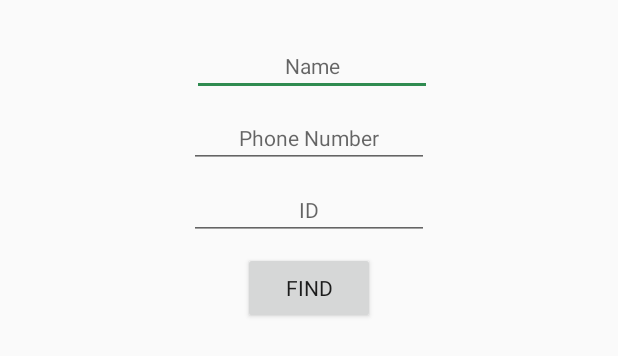
After one commit to Zzeongyx2/bankingSystem, an Android app: the layout findpassword_layout.xml on its own in the app's theme, with its tools: preview values and no code run, on a phone screen of 412 x 824 dp. The commit adds this screen. Shown: the top 356 px of the screen. Run offline under Robolectric (Android 15) with nearby library versions, the phone set to English and light mode, and no system bars.

Commit message:
complete findProfile

```diff
--- a/app/src/main/AndroidManifest.xml
+++ b/app/src/main/AndroidManifest.xml
@@ -23,6 +23,7 @@
             android:name=".DrawerActivity"
             android:theme="@style/DrawerOverlapStatusBarTheme"
             android:screenOrientation="portrait" />
+        <activity android:name=".FindActivity"/>
     </application>
 
 </manifest>
--- a/app/src/main/java/com/example/bankingsystem/DrawerActivity.java
+++ b/app/src/main/java/com/example/bankingsystem/DrawerActivity.java
@@ -38,7 +38,6 @@ import java.util.Locale;
 public class DrawerActivity extends AppCompatActivity implements NavigationView.OnNavigationItemSelectedListener{
 
     public enum manualNavID {
-        DASHBOARD_ID,
         ACCOUNTS_ID
     }
 
@@ -87,7 +86,6 @@ public class DrawerActivity extends AppCompatActivity implements NavigationView.
     public void manualNavigation(manualNavID id, Bundle bundle) {
         FragmentTransaction ft = getSupportFragmentManager().beginTransaction();
 
-        if (id == manualNavID.ACCOUNTS_ID) {
             AccountOverviewFragment accountOverviewFragment = new AccountOverviewFragment();
             if (bundle != null) {
                 accountOverviewFragment.setArguments(bundle);
@@ -95,7 +93,6 @@ public class DrawerActivity extends AppCompatActivity implements NavigationView.
             ft.replace(R.id.flContent, accountOverviewFragment).commit();
             navView.setCheckedItem(R.id.nav_accounts);
             setTitle("Accounts");
-        }
 
         drawerLayout.closeDrawers();
     }
--- a/app/src/main/java/com/example/bankingsystem/Model/Profile.java
+++ b/app/src/main/java/com/example/bankingsystem/Model/Profile.java
@@ -24,6 +24,11 @@ public class Profile {
     public Profile (String name, String phoneNum, String userId, String password, long dbId) {
         this(name, phoneNum, userId, password);
         this.dbId = dbId;
+    }
+
+    public Profile(String name, String phoneNum){
+        this.name = name;
+        this.phoneNum = phoneNum;
     }
 
     /**
--- /dev/null
+++ b/app/src/main/res/layout/findpassword_layout.xml
@@ -0,0 +1,66 @@
+<?xml version="1.0" encoding="utf-8"?>
+<android.support.constraint.ConstraintLayout
+    xmlns:android="http://schemas.android.com/apk/res/android" android:layout_width="match_parent"
+    xmlns:app="http://schemas.android.com/apk/res-auto"
+    android:layout_height="match_parent">
+
+    <EditText
+        android:id="@+id/edt_name"
+        android:layout_width="wrap_content"
+        android:layout_height="wrap_content"
+        android:layout_marginTop="24dp"
+        android:layout_marginEnd="124dp"
+        android:ems="10"
+        android:hint="@string/name"
+        android:inputType="textPersonName"
+        android:textAlignment="center"
+        android:textAppearance="@style/TextAppearance.AppCompat.Small.Inverse"
+        app:layout_constraintEnd_toEndOf="parent"
+        app:layout_constraintTop_toTopOf="parent" />
+
+    <EditText
+        android:id="@+id/edt_phoneNum"
+        android:layout_width="wrap_content"
+        android:layout_height="wrap_content"
+        android:layout_marginEnd="8dp"
+        android:layout_marginStart="8dp"
+        android:layout_marginTop="8dp"
+        android:ems="10"
+        android:hint="@string/phoneNum"
+        android:inputType="textPersonName"
+        android:textAlignment="center"
+        android:textAppearance="@style/TextAppearance.AppCompat.Small.Inverse"
+        app:layout_constraintEnd_toEndOf="parent"
+        app:layout_constraintStart_toStartOf="parent"
+        app:layout_constraintTop_toBottomOf="@+id/edt_name" />
+
+    <EditText
+        android:id="@+id/edt_userId"
+        android:layout_width="wrap_content"
+        android:layout_height="wrap_content"
+        android:layout_marginEnd="8dp"
+        android:layout_marginStart="8dp"
+        android:layout_marginTop="8dp"
+        android:ems="10"
+        android:hint="@string/userId"
+        android:inputType="textPersonName"
+        android:textAlignment="center"
+        android:textAppearance="@style/TextAppearance.AppCompat.Small.Inverse"
+        app:layout_constraintEnd_toEndOf="parent"
+        app:layout_constraintStart_toStartOf="parent"
+        app:layout_constraintTop_toBottomOf="@+id/edt_phoneNum" />
+
+    <Button
+        android:id="@+id/btn_find"
+        android:layout_width="wrap_content"
+        android:layout_height="wrap_content"
+        android:layout_marginEnd="8dp"
+        android:layout_marginStart="8dp"
+        android:layout_marginTop="8dp"
+        android:text="Find"
+        app:layout_constraintEnd_toEndOf="parent"
+        app:layout_constraintStart_toStartOf="parent"
+        app:layout_constraintTop_toBottomOf="@+id/edt_userId" />
+
+
+</android.support.constraint.ConstraintLayout>
--- a/app/src/main/res/layout/fragment_login.xml
+++ b/app/src/main/res/layout/fragment_login.xml
@@ -21,7 +21,6 @@
         app:layout_constraintHorizontal_bias="0.503"
         app:layout_constraintStart_toStartOf="parent"
         app:layout_constraintTop_toTopOf="parent" />
-    <!-- What is this ' 0.503 number? -->
     <EditText
         android:id="@+id/edt_password"
         android:layout_width="wrap_content"
```
Also changed, not shown: app/src/main/java/com/example/bankingsystem/FindActivity.java (+101 -1 lines), app/src/main/java/com/example/bankingsystem/LaunchActivity.java (+12 -0 lines), app/src/main/java/com/example/bankingsystem/LoginFragment.java (+12 -7 lines), app/src/main/res/layout/findid_layout.xml (added, +50 -0 lines).
